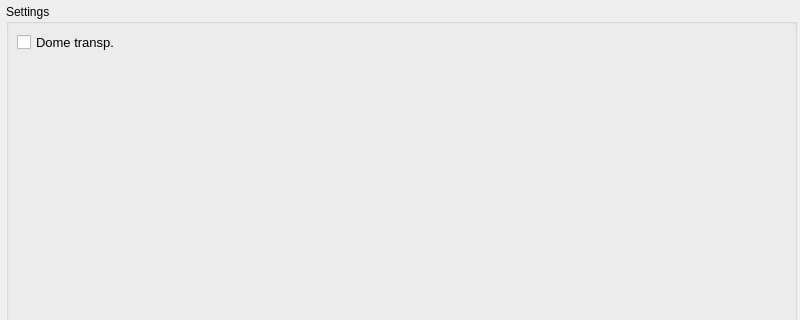
The window that mw4/gui/widgets/simulator.ui (mworion/MountWizzard4) describes before a commit, drawn with Qt 5; both pictures show x 0 to 800 and y 0 to 320 of the 800 by 600 pixel window.
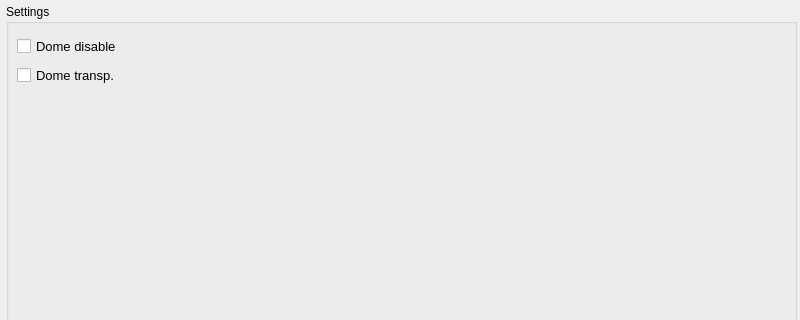
The same window after the commit.

Commit message: finalized v1 from simulator

The edit to the form file:
```diff
--- a/mw4/gui/widgets/simulator.ui
+++ b/mw4/gui/widgets/simulator.ui
@@ -67,7 +67,7 @@
     <item>
      <widget class="QGroupBox" name="groupBox">
       <property name="sizePolicy">
-       <sizepolicy hsizetype="Expanding" vsizetype="Expanding">
+       <sizepolicy hsizetype="Preferred" vsizetype="Preferred">
         <horstretch>0</horstretch>
         <verstretch>0</verstretch>
        </sizepolicy>
@@ -75,24 +75,63 @@
       <property name="title">
        <string>Settings</string>
       </property>
-      <layout class="QVBoxLayout" name="verticalLayout" stretch="0,1">
+      <property name="large" stdset="0">
+       <bool>true</bool>
+      </property>
+      <layout class="QVBoxLayout" name="verticalLayout" stretch="0,0,0">
        <property name="spacing">
-        <number>0</number>
+        <number>4</number>
        </property>
        <property name="leftMargin">
         <number>8</number>
        </property>
        <property name="topMargin">
-        <number>8</number>
+        <number>10</number>
        </property>
        <property name="rightMargin">
         <number>8</number>
        </property>
        <property name="bottomMargin">
-        <number>0</number>
+        <number>4</number>
        </property>
+       <item>
+        <widget class="QCheckBox" name="checkDomeDisable">
+         <property name="sizePolicy">
+          <sizepolicy hsizetype="Preferred" vsizetype="Preferred">
+           <horstretch>0</horstretch>
+           <verstretch>0</verstretch>
+          </sizepolicy>
+         </property>
+         <property name="minimumSize">
+          <size>
+           <width>100</width>
+           <height>25</height>
+          </size>
+         </property>
+         <property name="font">
+          <font>
+           <pointsize>10</pointsize>
+          </font>
+         </property>
+         <property name="text">
+          <string>Dome disable</string>
+         </property>
+        </widget>
+       </item>
        <item>
         <widget class="QCheckBox" name="checkDomeTransparent">
+         <property name="sizePolicy">
+          <sizepolicy hsizetype="Preferred" vsizetype="Preferred">
+           <horstretch>0</horstretch>
+           <verstretch>0</verstretch>
+          </sizepolicy>
+         </property>
+         <property name="minimumSize">
+          <size>
+           <width>0</width>
+           <height>25</height>
+          </size>
+         </property>
          <property name="font">
           <font>
            <pointsize>10</pointsize>
```
The commit also changes 8 other files.
